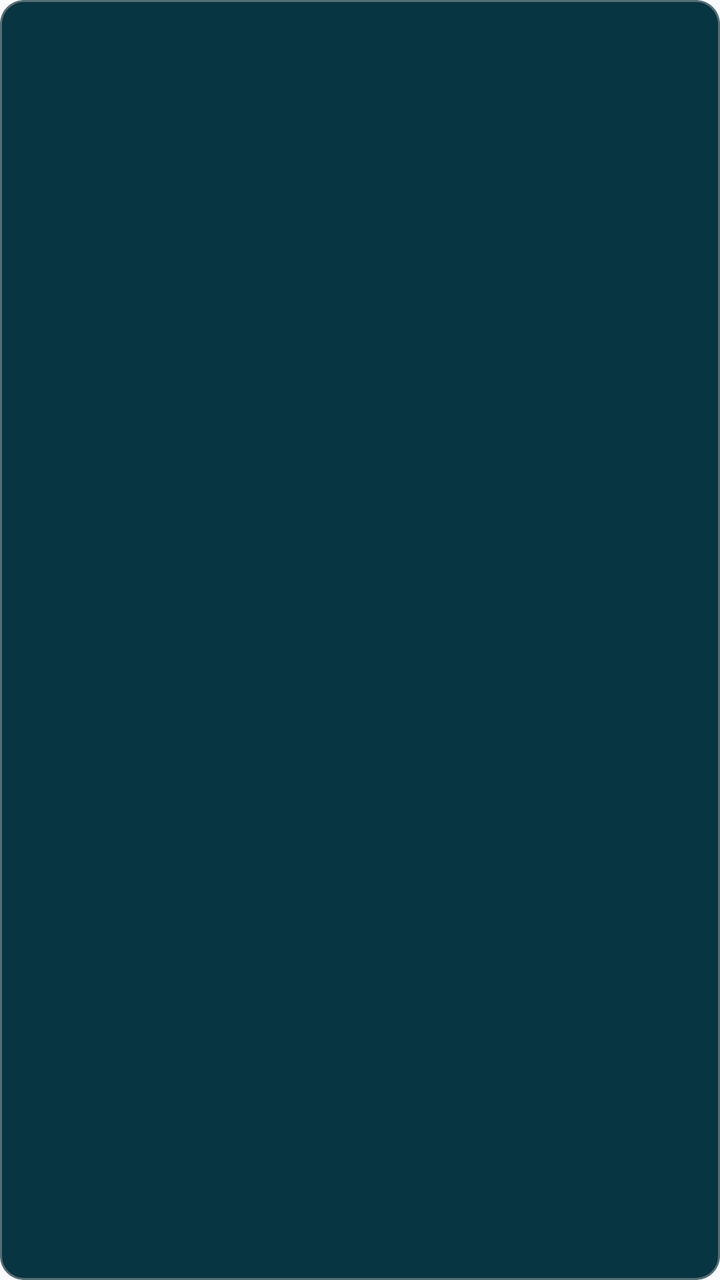
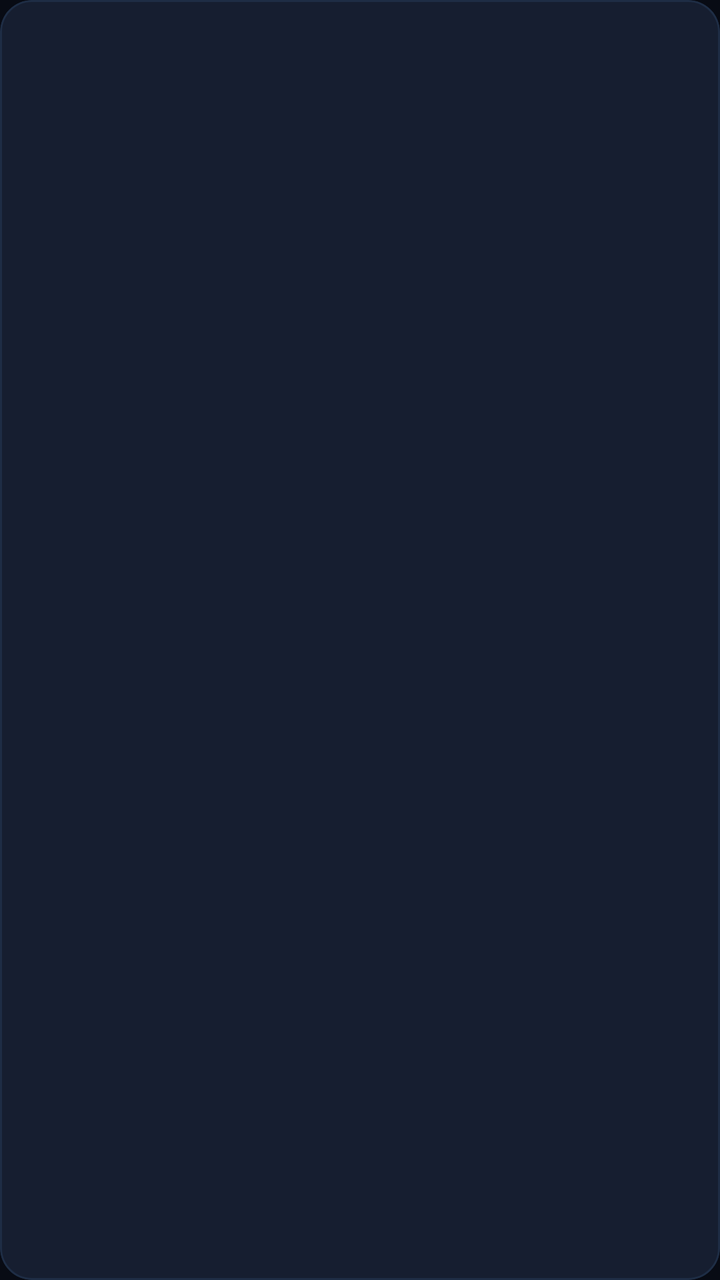

Screens rendered from an Android XML layout before and after an edit, with the pre-edit source and the edit as a unified diff.
<!-- AndroidManifest.xml: application theme Theme.FitnessTrainer -->
<!-- res/layout/item_exercise.xml -->
<?xml version="1.0" encoding="utf-8"?>
<com.google.android.material.card.MaterialCardView
    xmlns:android="http://schemas.android.com/apk/res/android"
    xmlns:app="http://schemas.android.com/apk/res-auto"
    android:layout_width="match_parent"
    android:layout_height="wrap_content"
    android:layout_marginBottom="8dp"
    android:layout_marginStart="8dp"
    app:cardBackgroundColor="@color/sol_base02"
    app:cardCornerRadius="12dp"
    app:cardElevation="0dp"
    app:strokeColor="@color/sol_base01"
    app:strokeWidth="1dp">

    <LinearLayout
        android:layout_width="match_parent"
        android:layout_height="wrap_content"
        android:orientation="vertical"
        android:padding="12dp">

        <TextView
            android:id="@+id/tv_exercise_name"
            android:layout_width="match_parent"
            android:layout_height="wrap_content"
            android:textColor="@color/sol_base1"
            android:textSize="14sp"
            android:fontFamily="sans-serif-medium"/>

        <TextView
            android:id="@+id/tv_muscle_group"
            android:layout_width="match_parent"
            android:layout_height="wrap_content"
            android:layout_marginTop="2dp"
            android:textColor="@color/sol_cyan"
            android:textSize="12sp"/>

        <TextView
            android:id="@+id/tv_sets"
            android:layout_width="match_parent"
            android:layout_height="wrap_content"
            android:layout_marginTop="4dp"
            android:textColor="@color/sol_base0"
            android:textSize="13sp"/>

        <TextView
            android:id="@+id/tv_notes"
            android:layout_width="match_parent"
            android:layout_height="wrap_content"
            android:layout_marginTop="2dp"
            android:textColor="@color/sol_base01"
            android:textSize="12sp"
            android:fontFamily="sans-serif-light"/>
    </LinearLayout>

</com.google.android.material.card.MaterialCardView>
<!-- resources referenced by this layout -->
<resources>
  <color name="sol_base0">#839496</color>
  <color name="sol_base01">#586E75</color>
  <color name="sol_base02">#073642</color>
  <color name="sol_base1">#93A1A1</color>
  <color name="sol_cyan">#2AA198</color>
  <style name="Theme.FitnessTrainer" parent="Theme.MaterialComponents.DayNight.NoActionBar">
          <item name="colorPrimary">@color/md_primary</item>
          <item name="colorPrimaryDark">@color/md_primary_variant</item>
          <item name="colorAccent">@color/md_secondary</item>
          <item name="android:windowBackground">@color/md_background</item>
          <item name="android:statusBarColor">@color/md_background</item>
          <item name="android:navigationBarColor">@color/md_background</item>
          <item name="android:windowLightStatusBar">true</item>
          <item name="android:windowLightNavigationBar">true</item>
          <item name="android:windowActivityTransitions">true</item>
          <item name="android:fontFamily">sans-serif</item>
      </style>
  <color name="md_primary">#1E88E5</color>
  <color name="md_primary_variant">#1565C0</color>
  <color name="md_secondary">#00BCD4</color>
  <color name="md_background">#F8FAFB</color>
</resources>

<!-- the commit's change to res/layout/item_exercise.xml (unified diff, before → after) -->
@@ -6,10 +6,10 @@
     android:layout_height="wrap_content"
     android:layout_marginBottom="8dp"
     android:layout_marginStart="8dp"
-    app:cardBackgroundColor="@color/sol_base02"
-    app:cardCornerRadius="12dp"
+    app:cardBackgroundColor="@color/bg_elevated"
+    app:cardCornerRadius="16dp"
     app:cardElevation="0dp"
-    app:strokeColor="@color/sol_base01"
+    app:strokeColor="@color/border_default"
     app:strokeWidth="1dp">
 
     <LinearLayout
@@ -22,7 +22,7 @@
             android:id="@+id/tv_exercise_name"
             android:layout_width="match_parent"
             android:layout_height="wrap_content"
-            android:textColor="@color/sol_base1"
+            android:textColor="@color/text_primary"
             android:textSize="14sp"
             android:fontFamily="sans-serif-medium"/>
 
@@ -31,7 +31,7 @@
             android:layout_width="match_parent"
             android:layout_height="wrap_content"
             android:layout_marginTop="2dp"
-            android:textColor="@color/sol_cyan"
+            android:textColor="@color/accent_cyan"
             android:textSize="12sp"/>
 
         <TextView
@@ -39,7 +39,7 @@
             android:layout_width="match_parent"
             android:layout_height="wrap_content"
             android:layout_marginTop="4dp"
-            android:textColor="@color/sol_base0"
+            android:textColor="@color/text_secondary"
             android:textSize="13sp"/>
 
         <TextView
@@ -47,7 +47,7 @@
             android:layout_width="match_parent"
             android:layout_height="wrap_content"
             android:layout_marginTop="2dp"
-            android:textColor="@color/sol_base01"
+            android:textColor="@color/text_hint"
             android:textSize="12sp"
             android:fontFamily="sans-serif-light"/>
     </LinearLayout>
<!-- resource entries referenced after the edit -->
@@ -1,25 +1,40 @@
 <!-- resources referenced by this layout -->
 <resources>
-  <color name="sol_base0">#839496</color>
-  <color name="sol_base01">#586E75</color>
-  <color name="sol_base02">#073642</color>
-  <color name="sol_base1">#93A1A1</color>
-  <color name="sol_cyan">#2AA198</color>
-  <style name="Theme.FitnessTrainer" parent="Theme.MaterialComponents.DayNight.NoActionBar">
-          <item name="colorPrimary">@color/md_primary</item>
-          <item name="colorPrimaryDark">@color/md_primary_variant</item>
-          <item name="colorAccent">@color/md_secondary</item>
-          <item name="android:windowBackground">@color/md_background</item>
-          <item name="android:statusBarColor">@color/md_background</item>
-          <item name="android:navigationBarColor">@color/md_background</item>
-          <item name="android:windowLightStatusBar">true</item>
-          <item name="android:windowLightNavigationBar">true</item>
+  <color name="accent_cyan">#00D4FF</color>
+  <color name="bg_elevated">#161E30</color>
+  <color name="border_default">#1E2D45</color>
+  <color name="text_hint">#5E7A99</color>
+  <color name="text_primary">#C8D6F0</color>
+  <color name="text_secondary">#8BA3C0</color>
+  <style name="Theme.FitnessTrainer" parent="Theme.MaterialComponents.NoActionBar">
+          <item name="colorPrimary">@color/accent_indigo</item>
+          <item name="colorPrimaryDark">@color/bg_surface</item>
+          <item name="colorAccent">@color/accent_cyan</item>
+          <item name="colorSurface">@color/bg_surface</item>
+          <item name="colorOnSurface">@color/text_primary</item>
+          <item name="android:windowBackground">@color/bg_primary</item>
+          <item name="android:statusBarColor">@color/bg_primary</item>
+          <item name="android:navigationBarColor">@color/bg_surface</item>
+          <item name="android:windowLightStatusBar">false</item>
+          <item name="android:windowLightNavigationBar">false</item>
+          <item name="android:textColorPrimary">@color/text_primary</item>
+          <item name="android:textColorSecondary">@color/text_secondary</item>
+          <item name="android:textColorHint">@color/text_hint</item>
+          <item name="android:fontFamily">sans-serif</item>
           <item name="android:windowActivityTransitions">true</item>
-          <item name="android:fontFamily">sans-serif</item>
+          <item name="rippleColor">#335B6AF0</item>
+          
+          <item name="bgPrimary">@color/bg_primary</item>
+          <item name="bgSurface">@color/bg_surface</item>
+          <item name="bgElevated">@color/bg_elevated</item>
+          <item name="textPrimary">@color/text_primary</item>
+          <item name="textSecondary">@color/text_secondary</item>
+          <item name="textHint">@color/text_hint</item>
+          <item name="borderDefault">@color/border_default</item>
+          <item name="accentMain">@color/accent_indigo</item>
       </style>
-  <color name="md_primary">#1E88E5</color>
-  <color name="md_primary_variant">#1565C0</color>
-  <color name="md_secondary">#00BCD4</color>
-  <color name="md_background">#F8FAFB</color>
+  <color name="accent_indigo">#5B6AF0</color>
+  <color name="bg_surface">#0F1521</color>
+  <color name="bg_primary">#080B14</color>
 </resources>
 
